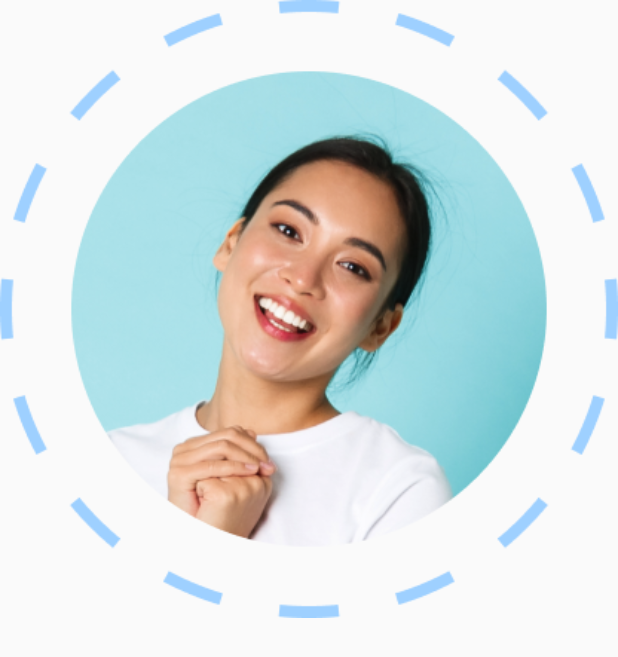
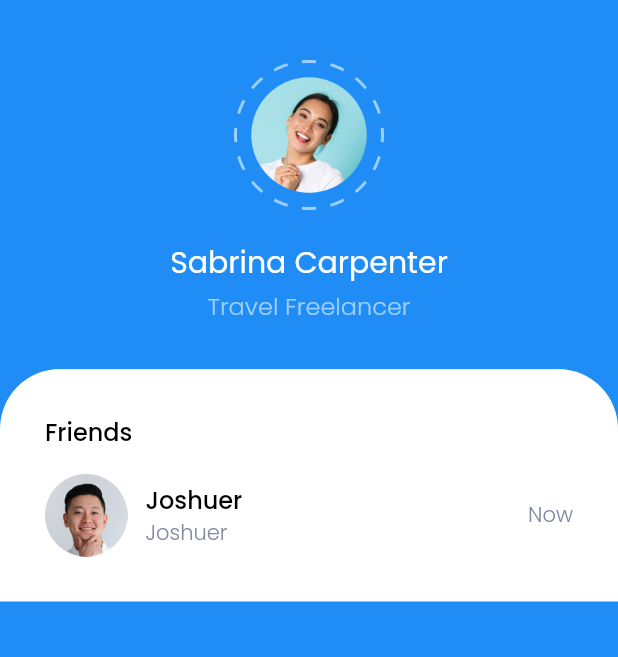
Before and after one commit to raeiverse/chatty, a Flutter app: the screen it shows after launch, on a phone screen of 412 x 824 dp. Shown: the top 657 px of the screen. Run offline on Flutter 3.47's test engine with Material 2 defaults, Android fonts, the phone set to English and light mode, and no system bars.

Commit message:
step 3, 4 & 5
add theme.dart, profile picture, friends countainer

```diff
--- a/lib/pages/homepage.dart
+++ b/lib/pages/homepage.dart
@@ -1,10 +1,103 @@
+import 'package:chatty/theme.dart';
 import 'package:flutter/material.dart';
 
 class homepage extends StatelessWidget {
   @override
   Widget build(BuildContext context) {
     return Scaffold(
-      body: Image.asset('assets/images/profil.png'),
+      backgroundColor: blueColor,
+      body: SafeArea(
+        child: Center(
+          child: Column(
+            children: [
+              SizedBox(
+                height: 40,
+              ),
+              Image.asset(
+                'assets/images/profil.png',
+                height: 100,
+                width: 100,
+              ),
+              SizedBox(
+                height: 20,
+              ),
+              Text(
+                'Sabrina Carpenter',
+                style: TextStyle(
+                  fontSize: 20,
+                  color: whiteColor,
+                ),
+              ),
+              SizedBox(
+                height: 2,
+              ),
+              Text(
+                'Travel Freelancer',
+                style: TextStyle(
+                  fontSize: 16,
+                  color: lightblueColor,
+                  fontWeight: FontWeight.w300,
+                ),
+              ),
+              SizedBox(
+                height: 30,
+              ),
+              Container(
+                width: double.infinity,
+                padding: EdgeInsets.all(30),
+                decoration: BoxDecoration(
+                  color: whiteColor,
+                  borderRadius: BorderRadius.vertical(
+                    top: Radius.circular(40),
+                  ),
+                ),
+                child: Column(
+                  crossAxisAlignment: CrossAxisAlignment.start,
+                  children: [
+                    Text(
+                      'Friends',
+                      style: titlestyle,
+                    ),
+                    SizedBox(
+                      height: 16,
+                    ),
+                    Row(
+                      children: [
+                        Image.asset(
+                          'assets/images/friend.png',
+                          width: 55,
+                          height: 55,
+                        ),
+                        SizedBox(
+                          width: 12,
+                        ),
+                        Column(
+                          crossAxisAlignment: CrossAxisAlignment.start,
+                          children: [
+                            Text(
+                              'Joshuer',
+                              style: titlestyle,
+                            ),
+                            Text(
+                              'Joshuer',
+                              style: subtextstyle,
+                            ),
+                          ],
+                        ),
+                        Spacer(),
+                        Text(
+                          'Now',
+                          style: subtextstyle,
+                        ),
+                      ],
+                    ),
+                  ],
+                ),
+              ),
+            ],
+          ),
+        ),
+      ),
     );
   }
 }
--- /dev/null
+++ b/lib/theme.dart
@@ -0,0 +1,21 @@
+import 'dart:ui';
+
+import 'package:flutter/material.dart';
+
+Color whiteColor = Color(0xffffffff);
+Color blueColor = Color(0xff1f8DF5);
+Color lightblueColor = Color(0xff9ED0FF);
+Color blackColor = Color.fromARGB(255, 0, 0, 0);
+Color geryColor = Color(0xff808BA2);
+
+TextStyle titlestyle = TextStyle(
+  color: blackColor,
+  fontWeight: FontWeight.w500,
+  fontSize: 16,
+);
+
+TextStyle subtextstyle = TextStyle(
+  color: geryColor,
+  fontWeight: FontWeight.w300,
+  fontSize: 14,
+);
```
